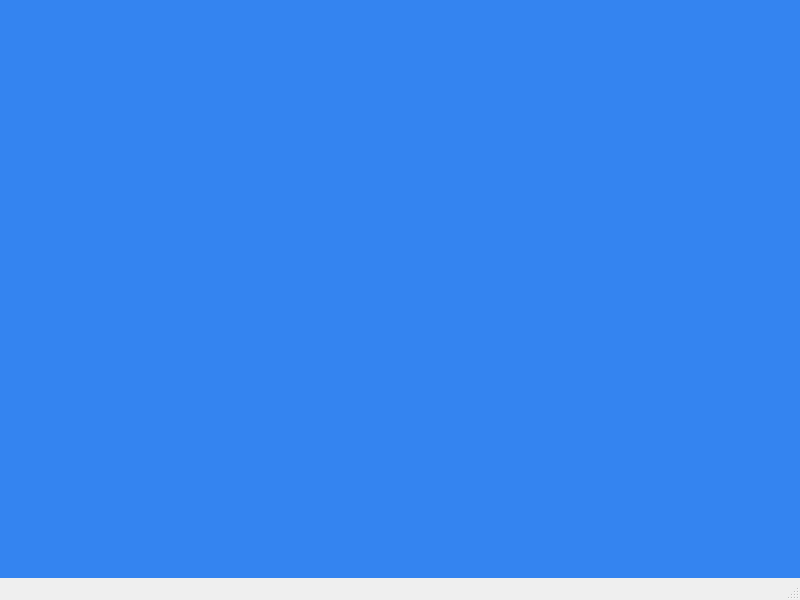
Before: the Qt Designer form new_quiz.ui in dreyyan/Project.4.QuizMake, drawn with Qt 5.
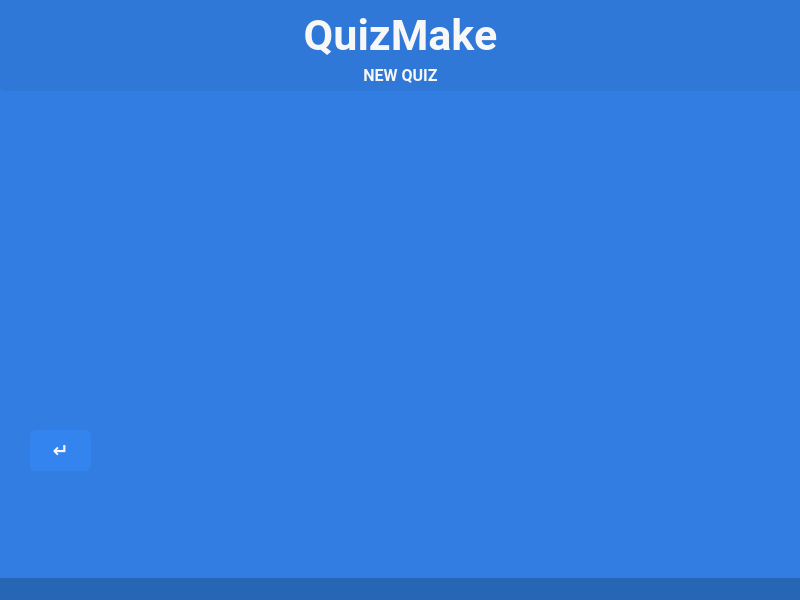
After: the same form once the commit is applied.

Commit message: interface tweaks, added return button

Patch:
```diff
--- a/new_quiz.ui
+++ b/new_quiz.ui
@@ -13,10 +13,113 @@
   <property name="windowTitle">
    <string>MainWindow</string>
   </property>
+  <property name="styleSheet">
+   <string notr="true">background-color: rgb(39, 101, 181);</string>
+  </property>
   <widget class="QWidget" name="centralwidget">
    <property name="styleSheet">
-    <string notr="true">background-color: #3484F0;</string>
+    <string notr="true">background-color: rgb(49, 125, 225);</string>
    </property>
+   <widget class="QLabel" name="l_title">
+    <property name="geometry">
+     <rect>
+      <x>0</x>
+      <y>0</y>
+      <width>801</width>
+      <height>71</height>
+     </rect>
+    </property>
+    <property name="font">
+     <font>
+      <family>Roboto</family>
+      <pointsize>32</pointsize>
+      <weight>75</weight>
+      <bold>true</bold>
+      <stylestrategy>PreferAntialias</stylestrategy>
+      <kerning>true</kerning>
+     </font>
+    </property>
+    <property name="styleSheet">
+     <string notr="true">color: #F7F7F7;
+background-color: rgb(47, 120, 216);
+font-weight: bold;
+</string>
+    </property>
+    <property name="text">
+     <string>QuizMake</string>
+    </property>
+    <property name="alignment">
+     <set>Qt::AlignCenter</set>
+    </property>
+   </widget>
+   <widget class="QLabel" name="l_new_quiz">
+    <property name="geometry">
+     <rect>
+      <x>0</x>
+      <y>60</y>
+      <width>801</width>
+      <height>31</height>
+     </rect>
+    </property>
+    <property name="font">
+     <font>
+      <family>Roboto</family>
+      <pointsize>12</pointsize>
+      <weight>75</weight>
+      <bold>true</bold>
+      <stylestrategy>PreferAntialias</stylestrategy>
+      <kerning>true</kerning>
+     </font>
+    </property>
+    <property name="styleSheet">
+     <string notr="true">color: #F7F7F7;
+background-color: rgb(47, 120, 216);
+font-weight: bold;
+border-radius: 4px;</string>
+    </property>
+    <property name="text">
+     <string>NEW QUIZ</string>
+    </property>
+    <property name="alignment">
+     <set>Qt::AlignCenter</set>
+    </property>
+   </widget>
+   <widget class="QPushButton" name="b_return">
+    <property name="geometry">
+     <rect>
+      <x>30</x>
+      <y>430</y>
+      <width>61</width>
+      <height>41</height>
+     </rect>
+    </property>
+    <property name="font">
+     <font>
+      <family>Roboto</family>
+      <pointsize>14</pointsize>
+      <weight>75</weight>
+      <bold>true</bold>
+      <stylestrategy>PreferAntialias</stylestrategy>
+     </font>
+    </property>
+    <property name="styleSheet">
+     <string notr="true">QPushButton {
+color: #F7F7F7;
+background-color: #3484F0;
+border-radius: 6px;
+font-weight: bold;
+}
+
+QPushButton::hover {
+background-color: rgb(47, 118, 212);
+}
+
+</string>
+    </property>
+    <property name="text">
+     <string>↵</string>
+    </property>
+   </widget>
   </widget>
   <widget class="QMenuBar" name="menubar">
    <property name="geometry">
```
The commit also changes 24 other files.
